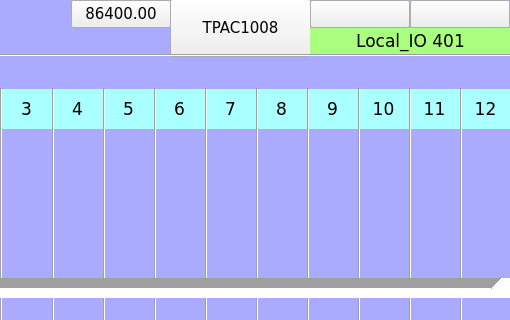
Before: the Qt Designer form TPAC1008_01/Local_IO_HMI/page401.ui in MECTsrl/mect_apps, drawn with Qt 5; both pictures show x 290 to 800 and y 0 to 320 of the 800 by 480 pixel window.
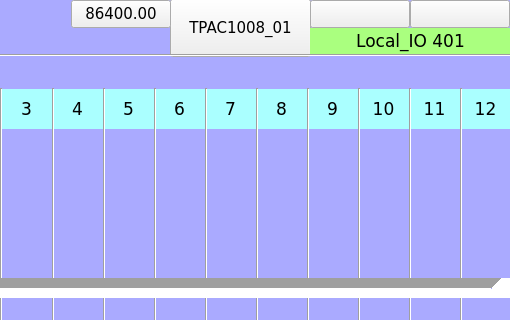
After: the same form once the commit is applied. Custom widgets are drawn as their Qt base class.

Commit message: Octopus review for TPAC1008_01 and temperatures.

```diff
--- a/TPAC1008_01/Local_IO_HMI/page401.ui
+++ b/TPAC1008_01/Local_IO_HMI/page401.ui
@@ -97,7 +97,7 @@
     </color>
    </property>
    <property name="text">
-    <string>TPAC1008</string>
+    <string>TPAC1008_01</string>
    </property>
    <property name="pressText">
     <string>TPAC1008</string>
```
Left out of the diff: 2 changed lines with no effect on the pictures. The commit also changes 21 other files.
